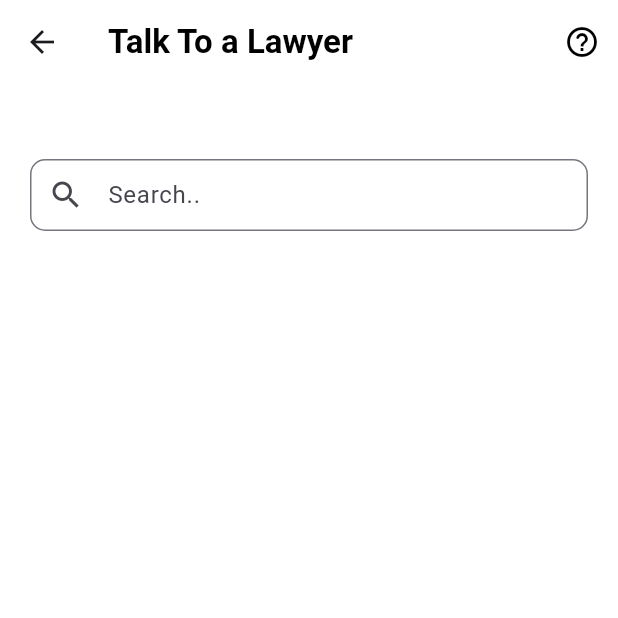
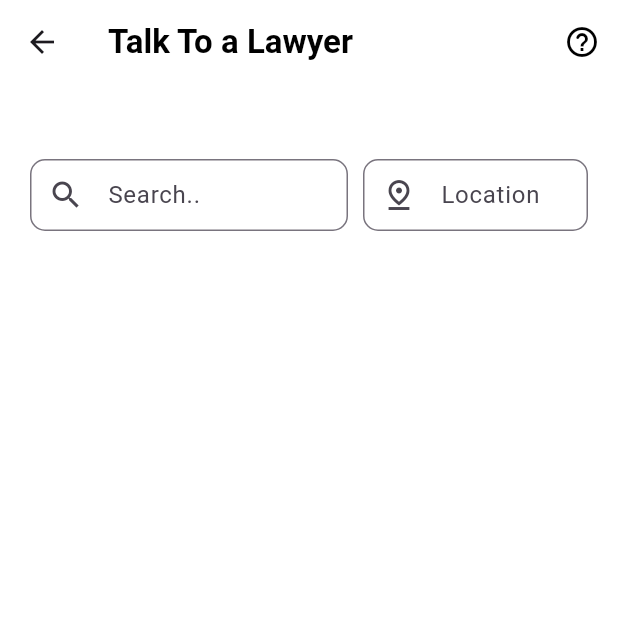
Before and after one commit to Ishita03-Singh/aapka_vakeel, a Flutter app: the ConsultLawyer screen opened directly, on a phone screen of 412 x 824 dp, the top half of it. Run offline on Flutter 3.47's test engine with Material 3 defaults, Android fonts, the phone set to English and light mode, and no system bars; drawn by our look-alikes of loader_overlay; our stand-ins replace animated_splash_screen, camera, cloud_firestore, country_picker, csc_picker, file_picker and 13 more; missing offline and left inert: flutter_callkit_incoming, flutter_pdfview, flutter_webrtc, razorpay_flutter, video_call; accounts and stored records are empty; network calls fail.

Commit message:
fix: advocate filter and image

```diff
--- a/lib/screens/consultation/consultation.dart
+++ b/lib/screens/consultation/consultation.dart
@@ -31,10 +31,16 @@ class ConsultLawyer extends StatefulWidget {
 class _ConsultLawyerState extends State<ConsultLawyer> {
 
   TextEditingController _searchController = TextEditingController();
+  TextEditingController _locationController= TextEditingController();
   List<DocumentSnapshot> _filteredItems=[];
   List<DocumentSnapshot> advocateList = [];
-    final CollectionReference advocatesCollection =
+  final CollectionReference advocatesCollection =
       FirebaseFirestore.instance.collection('advocates');
+//
+  // String _searchQuery = userClass.address.split(',')[1];
+
+
+
 
   @override
   Widget build(BuildContext context) {
@@ -59,13 +65,17 @@ void _initializeAsync() {
       // Update the state without using StreamBuilder
       setState(() {
         advocateList = docs;
+        var t=userClass.address.split(',');
+        _locationController.text=userClass.address.split(',')[1];
         _filteredItems = advocateList;
+
       });
     }
   });
 
   // Add the search controller listener once
   _searchController.addListener(_filterList);
+   _locationController.addListener(_filteredLawyers);
 }
 // _initializeAsync(){
 //   StreamBuilder<QuerySnapshot>(
@@ -113,6 +123,19 @@ void _filterList() {
       print(_filteredItems);
     });
   }
+  void _filteredLawyers() {
+    String query = _locationController.text.toLowerCase();
+    setState(() {
+      _filteredItems = advocateList.where((item) {
+       var advocate = item.data() as Map<String, dynamic>;
+       String city = advocate['address'].split(',')[1].toLowerCase();
+      return city.contains(query);
+    }).toList();
+      print(_filteredItems);
+    });
+  }
+
+
 
 // void _filterItems(String query) {
 //     List<UserClass> results = [];
@@ -129,6 +152,7 @@ void _filterList() {
 //   }
 
   ConsultationScroll(){
+
     return Column(
       children: [
           // MyAppBar.appbar(context,head:"Talk To a Lawyer"),
@@ -137,7 +161,31 @@ void _filterList() {
             child: Column(
             crossAxisAlignment: CrossAxisAlignment.stretch,
             children: [
-            getSearchButton(),
+              Container(
+                child: Row(
+                  mainAxisAlignment: MainAxisAlignment.spaceBetween,
+                children: [
+                  Container(width: MediaQuery.of(context).size.width-200,
+                    child: getSearchButton()),
+                  // Location Field
+                  Container(width: 150,
+                    child: TextField(
+                    controller: _locationController,
+                    // onChanged: _filterItems,
+                    decoration: InputDecoration(
+                      contentPadding: EdgeInsets.all(0),
+                      labelText: "Location",
+                      prefixIcon: Icon(Icons.pin_drop_outlined),
+                      border: OutlineInputBorder(
+                        borderRadius: BorderRadius.all(Radius.circular(10.0)),
+                      ),
+                    ),
+                                    ),
+                  )
+                ],
+                            ),
+              )
+            ,
             advoacteList(),
             ],),
           )
```
Also changed, not shown: lib/screens/consultation/advocateDetail.dart (+34 -6 lines).
